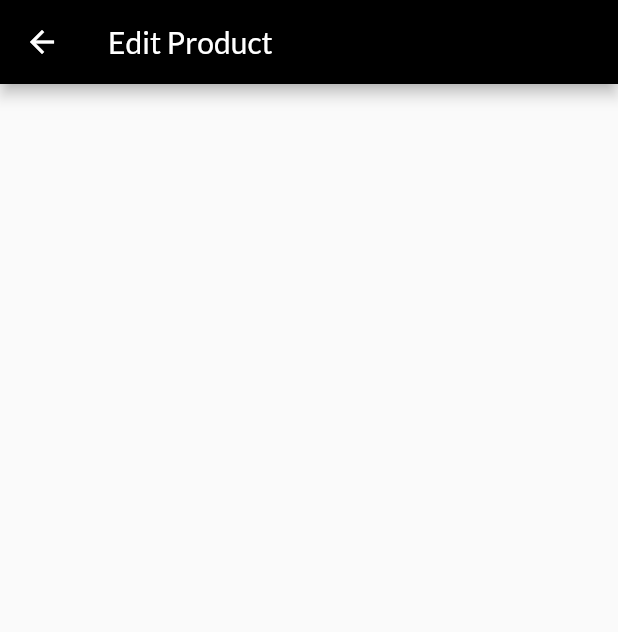
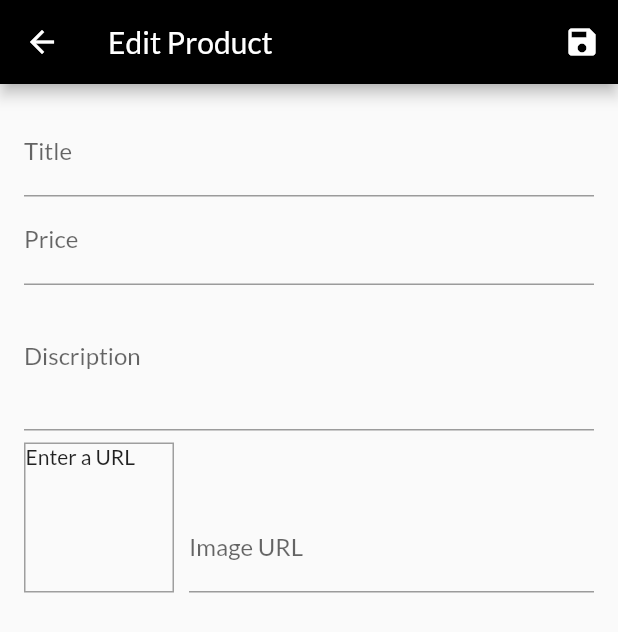
Before and after one commit to AbdulHannan-123/Shop_App_2022, a Flutter app: the EditScreen screen opened directly, on a phone screen of 412 x 824 dp. Shown: the top 632 px of the screen. Run offline on Flutter 3.47's test engine with Material 2 defaults, Android fonts, the phone set to English and light mode, and no system bars; network calls fail.

Commit message:
fifth change

```diff
--- a/lib/main.dart
+++ b/lib/main.dart
@@ -4,6 +4,7 @@ import 'package:shop_app_2022/providers/cart.dart';
 import 'package:shop_app_2022/providers/orders.dart';
 import 'package:shop_app_2022/providers/productss.dart';
 import 'package:shop_app_2022/screens/cart_screen.dart';
+import 'package:shop_app_2022/screens/edit_product_screen.dart';
 import 'package:shop_app_2022/screens/orders_screen.dart';
 import 'package:shop_app_2022/screens/product_detail_screen.dart';
 import 'package:shop_app_2022/screens/product_overview_screen.dart';
@@ -46,6 +47,7 @@ class MyApp extends StatelessWidget {
           CartScreen.routeName: (context) => CartScreen(),
           OrderScreen.routeName:(context) => OrderScreen(),
           UserProductScreen.routeNamae:(context) => UserProductScreen(),
+          EditScreen.routeName:(context) => EditScreen(),
         },
       ),
     );
--- a/lib/screens/edit_product_screen.dart
+++ b/lib/screens/edit_product_screen.dart
@@ -1,22 +1,165 @@
 import 'package:flutter/material.dart';
-import 'package:flutter/src/foundation/key.dart';
-import 'package:flutter/src/widgets/framework.dart';
+import 'package:shop_app_2022/providers/products.dart';
 
 class EditScreen extends StatefulWidget {
-  const EditScreen({Key? key}) : super(key: key);
+  static const routeName = '/editScreen';
 
   @override
   State<EditScreen> createState() => _EditScreenState();
 }
 
 class _EditScreenState extends State<EditScreen> {
+  final _pricefocusnode = FocusNode();
+  final _discriptionfocusnode = FocusNode();
+  final _imageUrlController = TextEditingController();
+  final _imageUrlfocusnode = FocusNode();
+  final _form = GlobalKey<FormState>();
+  var _editedproduct =
+      Product(id: null.toString() , description: '', title: '', imageUrl: '', price: 0);
+
+  @override
+  void initState() {
+    _imageUrlfocusnode.addListener(_updateImageURL);
+    super.initState();
+  }
+
+  @override
+  void dispose() {
+    _imageUrlfocusnode.removeListener(_updateImageURL);
+    _pricefocusnode.dispose();
+    _discriptionfocusnode.dispose();
+    _imageUrlController.dispose();
+    _imageUrlfocusnode.dispose();
+    super.dispose();
+  }
+
+  void _updateImageURL() {
+    if (!_imageUrlfocusnode.hasFocus) {
+      setState(() {});
+    }
+  }
+
+  void _saveForm() {
+    _form.currentState?.save();
+    print(_editedproduct.title);
+  }
+
   @override
   Widget build(BuildContext context) {
     return Scaffold(
-      appBar:AppBar(
-        title:const Text('Edit Product'),
+      appBar: AppBar(
+        title: const Text('Edit Product'),
+        actions: [
+          IconButton(onPressed: _saveForm, icon: const Icon(Icons.save))
+        ],
       ),
-      body: Container(),
+      body: Padding(
+        padding: const EdgeInsets.all(8 * 2.0),
+        child: Form(
+          key: _form,
+          child: ListView(
+            children: [
+              TextFormField(
+                decoration: const InputDecoration(
+                  labelText: 'Title',
+                ),
+                textInputAction: TextInputAction.next,
+                onFieldSubmitted: (_) {
+                  FocusScope.of(context).requestFocus(_pricefocusnode);
+                },
+                onSaved: (newValue) {
+                  _editedproduct = Product(
+                      title: newValue.toString(),
+                      id: null.toString(),
+                      price: _editedproduct.price,
+                      imageUrl: _editedproduct.imageUrl,
+                      description: _editedproduct.description);
+                },
+              ),
+              TextFormField(
+                decoration: const InputDecoration(
+                  labelText: 'Price',
+                ),
+                textInputAction: TextInputAction.next,
+                keyboardType: TextInputType.number,
+                focusNode: _pricefocusnode,
+                onFieldSubmitted: (_) {
+                  FocusScope.of(context).requestFocus(_discriptionfocusnode);
+                },
+                onSaved: (newValue) {
+                  _editedproduct = Product(
+                      title: _editedproduct.title,
+                      id: null.toString(),
+                      price: double.parse(newValue!),
+                      imageUrl: _editedproduct.imageUrl,
+                      description: _editedproduct.description);
+                },
+              ),
+              TextFormField(
+                decoration: const InputDecoration(
+                  labelText: 'Discription',
+                ),
+                maxLines: 3,
+                keyboardType: TextInputType.multiline,
+                textInputAction: TextInputAction.next,
+                focusNode: _discriptionfocusnode,
+                onSaved: (newValue) {
+                  _editedproduct = Product(
+                      title: _editedproduct.title,
+                      id: null.toString(),
+                      price: _editedproduct.price,
+                      imageUrl: _editedproduct.imageUrl,
+                      description: newValue.toString(),
+                      );
+                },
+              ),
+              Row(
+                crossAxisAlignment: CrossAxisAlignment.end,
+                children: [
+                  Container(
+                    width: 100,
+                    height: 100,
+                    margin: const EdgeInsets.only(top: 8, right: 10),
+                    decoration: BoxDecoration(
+                        border: Border.all(
+                      width: 1,
+                      color: Colors.grey,
+                    )),
+                    child: _imageUrlController.text.isEmpty
+                        ? const Text('Enter a URL')
+                        : FittedBox(
+                            child: Image.network(_imageUrlController.text),
+                            fit: BoxFit.cover,
+                          ),
+                  ),
+                  Expanded(
+                      child: TextFormField(
+                    decoration: const InputDecoration(labelText: 'Image URL'),
+                    keyboardType: TextInputType.url,
+                    textInputAction: TextInputAction.done,
+                    controller: _imageUrlController,
+                    focusNode: _imageUrlfocusnode,
+                    onFieldSubmitted: (_) {
+                      _saveForm();
+                    },
+                    onEditingComplete: () {
+                      setState(() {});
+                    },
+                onSaved: (newValue) {
+                  _editedproduct = Product(
+                      title: _editedproduct.title,
+                      id: null.toString(),
+                      price: _editedproduct.price,
+                      imageUrl: newValue.toString(),
+                      description: _editedproduct.description);
+                },
+                  )),
+                ],
+              )
+            ],
+          ),
+        ),
+      ),
     );
   }
 }
--- a/lib/screens/user_product_screen.dart
+++ b/lib/screens/user_product_screen.dart
@@ -1,6 +1,7 @@
 import 'package:flutter/material.dart';
 import 'package:provider/provider.dart';
 import 'package:shop_app_2022/providers/productss.dart';
+import 'package:shop_app_2022/screens/edit_product_screen.dart';
 import 'package:shop_app_2022/widgets/app_drawer.dart';
 import 'package:shop_app_2022/widgets/user_product_item.dart';
 
@@ -15,8 +16,9 @@ class UserProductScreen extends StatelessWidget {
         title:const Text('Your Products'),
         actions: [
           IconButton(onPressed: () {
-            //...
-          }, icon:const Icon(Icons.add)),
+           Navigator.of(context).pushNamed(EditScreen.routeName);
+          },
+           icon:const Icon(Icons.add)),
         ],
       ),
       drawer: AppDrawer(),
```
